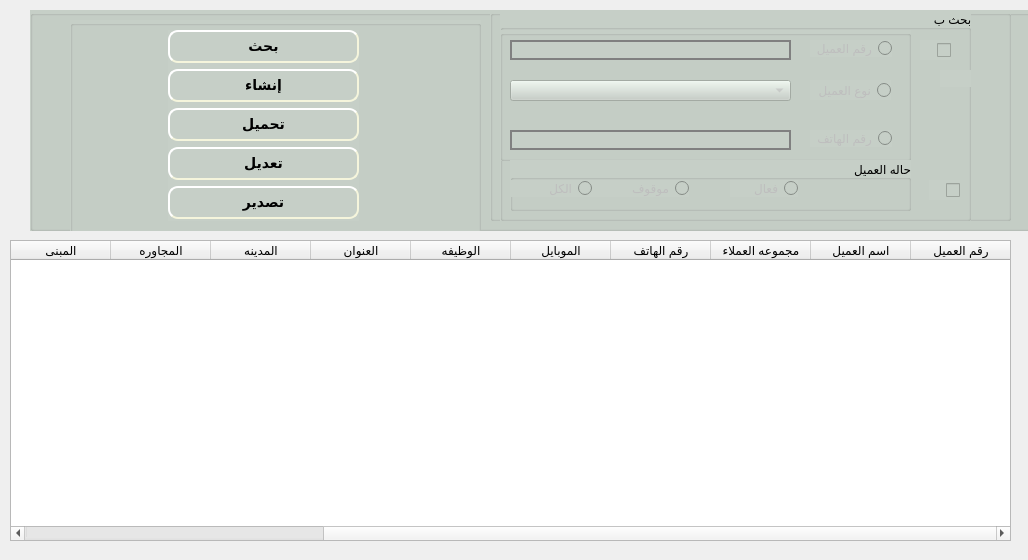
Above: presentation/loyalty_ui/customer_display.ui from shymaa123456/HyperPOS2020 before the change. Below: the same form after it.
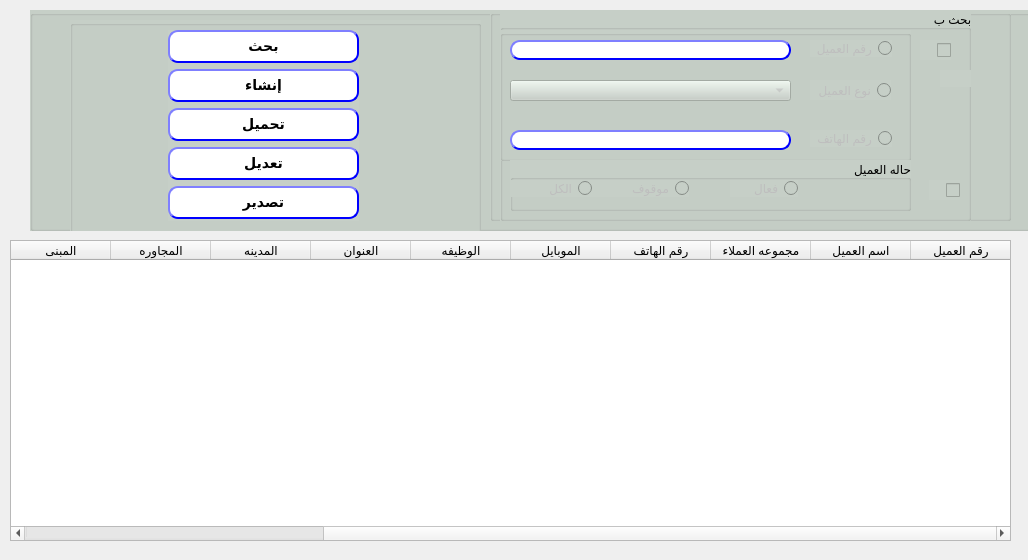
That is the form after the change.

Diff of the .ui file:
```diff
--- a/presentation/loyalty_ui/customer_display.ui
+++ b/presentation/loyalty_ui/customer_display.ui
@@ -196,12 +196,28 @@
         </rect>
        </property>
        <property name="styleSheet">
-        <string notr="true">border: 2px solid gray;
-
-                                    padding: 0 8px;
-
-                                    selection-background-color: darkgray;
-                                </string>
+        <string notr="true">QLineEdit{
+                                        background-color: white;
+                                        border-style: outset;
+                                        border-width: 2px;
+                                        border-radius: 10px;
+                                        border-color: blue;
+                                        min-width: 6em;
+                                        }
+                                        QLineEdit:hover {
+                                        background: qradialgradient(
+                                        cx: 0.3, cy: -0.4, fx: 0.3, fy: -0.4,
+                                        radius: 1.35, stop: 0 #fff, stop: 1 #bbb
+                                        );
+                                        }
+                                       QLineEdit:pressed {
+                                        border-style: inset;
+                                        background: qradialgradient(
+                                        cx: 0.4, cy: -0.1, fx: 0.4, fy: -0.1,
+                                        radius: 1.35, stop: 0 #fff, stop: 1 #ddd
+                                        );
+                                        }
+                                    </string>
        </property>
       </widget>
       <widget class="QRadioButton" name="Rbtn_custPhone">
@@ -233,12 +249,28 @@
         </rect>
        </property>
        <property name="styleSheet">
-        <string notr="true">border: 2px solid gray;
-
-                                    padding: 0 8px;
-
-                                    selection-background-color: darkgray;
-                                </string>
+        <string notr="true">QLineEdit{
+                                        background-color: white;
+                                        border-style: outset;
+                                        border-width: 2px;
+                                        border-radius: 10px;
+                                        border-color: blue;
+                                        min-width: 6em;
+                                        }
+                                        QLineEdit:hover {
+                                        background: qradialgradient(
+                                        cx: 0.3, cy: -0.4, fx: 0.3, fy: -0.4,
+                                        radius: 1.35, stop: 0 #fff, stop: 1 #bbb
+                                        );
+                                        }
+                                       QLineEdit:pressed {
+                                        border-style: inset;
+                                        background: qradialgradient(
+                                        cx: 0.4, cy: -0.1, fx: 0.4, fy: -0.1,
+                                        radius: 1.35, stop: 0 #fff, stop: 1 #ddd
+                                        );
+                                        }
+                                    </string>
        </property>
       </widget>
      </widget>
@@ -395,27 +427,27 @@
            <colorrole role="Button">
             <brush brushstyle="SolidPattern">
              <color alpha="255">
-              <red>198</red>
-              <green>207</green>
-              <blue>199</blue>
+              <red>255</red>
+              <green>255</green>
+              <blue>255</blue>
              </color>
             </brush>
            </colorrole>
            <colorrole role="Base">
             <brush brushstyle="SolidPattern">
              <color alpha="255">
-              <red>198</red>
-              <green>207</green>
-              <blue>199</blue>
+              <red>255</red>
+              <green>255</green>
+              <blue>255</blue>
              </color>
             </brush>
            </colorrole>
            <colorrole role="Window">
             <brush brushstyle="SolidPattern">
              <color alpha="255">
-              <red>198</red>
-              <green>207</green>
-              <blue>199</blue>
+              <red>255</red>
+              <green>255</green>
+              <blue>255</blue>
              </color>
             </brush>
            </colorrole>
@@ -424,27 +456,27 @@
            <colorrole role="Button">
             <brush brushstyle="SolidPattern">
              <color alpha="255">
-              <red>198</red>
-              <green>207</green>
-              <blue>199</blue>
+              <red>255</red>
+              <green>255</green>
+              <blue>255</blue>
              </color>
             </brush>
            </colorrole>
            <colorrole role="Base">
             <brush brushstyle="SolidPattern">
              <color alpha="255">
-              <red>198</red>
-              <green>207</green>
-              <blue>199</blue>
+              <red>255</red>
+              <green>255</green>
+              <blue>255</blue>
              </color>
             </brush>
            </colorrole>
            <colorrole role="Window">
             <brush brushstyle="SolidPattern">
              <color alpha="255">
-              <red>198</red>
-              <green>207</green>
-              <blue>199</blue>
+              <red>255</red>
+              <green>255</green>
+              <blue>255</blue>
              </color>
             </brush>
            </colorrole>
@@ -453,27 +485,27 @@
            <colorrole role="Button">
             <brush brushstyle="SolidPattern">
              <color alpha="255">
-              <red>198</red>
-              <green>207</green>
-              <blue>199</blue>
+              <red>255</red>
+              <green>255</green>
+              <blue>255</blue>
              </color>
             </brush>
            </colorrole>
            <colorrole role="Base">
             <brush brushstyle="SolidPattern">
              <color alpha="255">
-              <red>198</red>
-              <green>207</green>
-              <blue>199</blue>
+              <red>255</red>
+              <green>255</green>
+              <blue>255</blue>
              </color>
             </brush>
            </colorrole>
            <colorrole role="Window">
             <brush brushstyle="SolidPattern">
              <color alpha="255">
-              <red>198</red>
-              <green>207</green>
-              <blue>199</blue>
+              <red>255</red>
+              <green>255</green>
+              <blue>255</blue>
              </color>
             </brush>
            </colorrole>
@@ -489,14 +521,30 @@
          </font>
         </property>
         <property name="styleSheet">
-         <string notr="true">
+         <string notr="true">QPushButton{
+                                        background-color: white;
                                         border-style: outset;
                                         border-width: 2px;
                                         border-radius: 10px;
-                                        border-color: beige;
+                                        border-color: blue;
                                         font: bold 14px;
-                                        min-width: 10em;
-                                        padding: 6px;
+                                        min-width:6em;
+ padding: 6px;
+                                       }
+                                        QPushButton:hover {
+                                        background: qradialgradient(
+                                        cx: 0.3, cy: -0.4, fx: 0.3, fy: -0.4,
+                                        radius: 1.35, stop: 0 #fff, stop: 1 #bbb
+                                        );
+                                        }
+                                        QPushButton:pressed {
+                                        border-style: inset;
+                                        background: qradialgradient(
+                                        cx: 0.4, cy: -0.1, fx: 0.4, fy: -0.1,
+                                        radius: 1.35, stop: 0 #fff, stop: 1 #ddd
+                                        );
+                                        }
+                                    
                                     </string>
         </property>
         <property name="text">
@@ -522,14 +570,29 @@
          </sizepolicy>
         </property>
         <property name="styleSheet">
-         <string notr="true">
+         <string notr="true">QPushButton{
+                                        background-color: white;
                                         border-style: outset;
                                         border-width: 2px;
                                         border-radius: 10px;
-                                        border-color: beige;
+                                        border-color: blue;
                                         font: bold 14px;
-                                        min-width: 10em;
-                                        padding: 6px;
+                                        min-width:6em;
+ padding: 6px;
+                                       }
+                                        QPushButton:hover {
+                                        background: qradialgradient(
+                                        cx: 0.3, cy: -0.4, fx: 0.3, fy: -0.4,
+                                        radius: 1.35, stop: 0 #fff, stop: 1 #bbb
+                                        );
+                                        }
+                                        QPushButton:pressed {
+                                        border-style: inset;
+                                        background: qradialgradient(
+                                        cx: 0.4, cy: -0.1, fx: 0.4, fy: -0.1,
+                                        radius: 1.35, stop: 0 #fff, stop: 1 #ddd
+                                        );
+                                        }
                                     </string>
         </property>
         <property name="text">
@@ -551,27 +614,27 @@
            <colorrole role="Button">
             <brush brushstyle="SolidPattern">
              <color alpha="255">
-              <red>198</red>
-              <green>207</green>
-              <blue>199</blue>
+              <red>255</red>
+              <green>255</green>
+              <blue>255</blue>
              </color>
             </brush>
            </colorrole>
            <colorrole role="Base">
             <brush brushstyle="SolidPattern">
              <color alpha="255">
-              <red>198</red>
-              <green>207</green>
-              <blue>199</blue>
+              <red>255</red>
+              <green>255</green>
+              <blue>255</blue>
              </color>
             </brush>
            </colorrole>
            <colorrole role="Window">
             <brush brushstyle="SolidPattern">
              <color alpha="255">
-              <red>198</red>
-              <green>207</green>
-              <blue>199</blue>
+              <red>255</red>
+              <green>255</green>
+              <blue>255</blue>
              </color>
             </brush>
            </colorrole>
@@ -580,27 +643,27 @@
            <colorrole role="Button">
             <brush brushstyle="SolidPattern">
              <color alpha="255">
-              <red>198</red>
-              <green>207</green>
-              <blue>199</blue>
+              <red>255</red>
+              <green>255</green>
+              <blue>255</blue>
              </color>
             </brush>
            </colorrole>
            <colorrole role="Base">
             <brush brushstyle="SolidPattern">
              <color alpha="255">
-              <red>198</red>
-              <green>207</green>
-              <blue>199</blue>
+              <red>255</red>
+              <green>255</green>
+              <blue>255</blue>
              </color>
             </brush>
            </colorrole>
            <colorrole role="Window">
             <brush brushstyle="SolidPattern">
              <color alpha="255">
-              <red>198</red>
-              <green>207</green>
-              <blue>199</blue>
+              <red>255</red>
+              <green>255</green>
+              <blue>255</blue>
              </color>
             </brush>
            </colorrole>
@@ -609,27 +672,27 @@
            <colorrole role="Button">
             <brush brushstyle="SolidPattern">
              <color alpha="255">
-              <red>198</red>
-              <green>207</green>
-              <blue>199</blue>
+              <red>255</red>
+              <green>255</green>
+              <blue>255</blue>
              </color>
             </brush>
            </colorrole>
            <colorrole role="Base">
             <brush brushstyle="SolidPattern">
              <color alpha="255">
-              <red>198</red>
-              <green>207</green>
-              <blue>199</blue>
+              <red>255</red>
+              <green>255</green>
+              <blue>255</blue>
              </color>
             </brush>
            </colorrole>
            <colorrole role="Window">
             <brush brushstyle="SolidPattern">
              <color alpha="255">
-              <red>198</red>
-              <green>207</green>
-              <blue>199</blue>
+              <red>255</red>
+              <green>255</green>
+              <blue>255</blue>
              </color>
             </brush>
            </colorrole>
@@ -645,14 +708,30 @@
          </font>
         </property>
         <property name="styleSheet">
-         <string notr="true">
+         <string notr="true">QPushButton{
+                                        background-color: white;
                                         border-style: outset;
                                         border-width: 2px;
                                         border-radius: 10px;
-                                        border-color: beige;
+                                        border-color: blue;
                                         font: bold 14px;
-                                        min-width: 10em;
-                                        padding: 6px;
+                                        min-width:6em;
+ padding: 6px;
+                                       }
+                                        QPushButton:hover {
+                                        background: qradialgradient(
+                                        cx: 0.3, cy: -0.4, fx: 0.3, fy: -0.4,
+                                        radius: 1.35, stop: 0 #fff, stop: 1 #bbb
+                                        );
+                                        }
+                                        QPushButton:pressed {
+                                        border-style: inset;
+                                        background: qradialgradient(
+                                        cx: 0.4, cy: -0.1, fx: 0.4, fy: -0.1,
+                                        radius: 1.35, stop: 0 #fff, stop: 1 #ddd
+                                        );
+                                        }
+                                    
                                     </string>
         </property>
         <property name="text">
@@ -677,14 +756,29 @@
          </font>
         </property>
         <property name="styleSheet">
-         <string notr="true">
+         <string notr="true">QPushButton{
+                                        background-color: white;
                                         border-style: outset;
                                         border-width: 2px;
                                         border-radius: 10px;
-                                        border-color: beige;
+                                        border-color: blue;
                                         font: bold 14px;
-                                        min-width: 10em;
-                                        padding: 6px;
+                                        min-width:6em;
+ padding: 6px;
+                                       }
+                                        QPushButton:hover {
+                                        background: qradialgradient(
+                                        cx: 0.3, cy: -0.4, fx: 0.3, fy: -0.4,
+                                        radius: 1.35, stop: 0 #fff, stop: 1 #bbb
+                                        );
+                                        }
+                                        QPushButton:pressed {
+                                        border-style: inset;
+                                        background: qradialgradient(
+                                        cx: 0.4, cy: -0.1, fx: 0.4, fy: -0.1,
+                                        radius: 1.35, stop: 0 #fff, stop: 1 #ddd
+                                        );
+                                        }
                                     </string>
         </property>
         <property name="text">
@@ -706,27 +800,27 @@
            <colorrole role="Button">
             <brush brushstyle="SolidPattern">
              <color alpha="255">
-              <red>198</red>
-              <green>207</green>
-              <blue>199</blue>
+              <red>255</red>
+              <green>255</green>
+              <blue>255</blue>
              </color>
             </brush>
            </colorrole>
            <colorrole role="Base">
             <brush brushstyle="SolidPattern">
              <color alpha="255">
-              <red>198</red>
-              <green>207</green>
-              <blue>199</blue>
+              <red>255</red>
+              <green>255</green>
+              <blue>255</blue>
              </color>
             </brush>
            </colorrole>
            <colorrole role="Window">
             <brush brushstyle="SolidPattern">
              <color alpha="255">
-              <red>198</red>
-              <green>207</green>
-              <blue>199</blue>
+              <red>255</red>
+              <green>255</green>
+              <blue>255</blue>
              </color>
             </brush>
            </colorrole>
@@ -735,27 +829,27 @@
            <colorrole role="Button">
             <brush brushstyle="SolidPattern">
              <color alpha="255">
-              <red>198</red>
-              <green>207</green>
-              <blue>199</blue>
+              <red>255</red>
+              <green>255</green>
+              <blue>255</blue>
              </color>
             </brush>
            </colorrole>
            <colorrole role="Base">
             <brush brushstyle="SolidPattern">
              <color alpha="255">
-              <red>198</red>
-              <green>207</green>
-              <blue>199</blue>
+              <red>255</red>
+              <green>255</green>
+              <blue>255</blue>
              </color>
             </brush>
            </colorrole>
            <colorrole role="Window">
             <brush brushstyle="SolidPattern">
              <color alpha="255">
-              <red>198</red>
-              <green>207</green>
-              <blue>199</blue>
+              <red>255</red>
+              <green>255</green>
+              <blue>255</blue>
              </color>
             </brush>
            </colorrole>
@@ -764,27 +858,27 @@
            <colorrole role="Button">
             <brush brushstyle="SolidPattern">
              <color alpha="255">
-              <red>198</red>
-              <green>207</green>
-              <blue>199</blue>
+              <red>255</red>
+              <green>255</green>
+              <blue>255</blue>
              </color>
             </brush>
            </colorrole>
            <colorrole role="Base">
             <brush brushstyle="SolidPattern">
              <color alpha="255">
-              <red>198</red>
-              <green>207</green>
-              <blue>199</blue>
+              <red>255</red>
+              <green>255</green>
+              <blue>255</blue>
              </color>
             </brush>
            </colorrole>
            <colorrole role="Window">
             <brush brushstyle="SolidPattern">
              <color alpha="255">
-              <red>198</red>
-              <green>207</green>
-              <blue>199</blue>
+              <red>255</red>
+              <green>255</green>
+              <blue>255</blue>
              </color>
             </brush>
            </colorrole>
@@ -800,15 +894,30 @@
          </font>
         </property>
         <property name="styleSheet">
-         <string notr="true">
-                            border-style: outset;
-                            border-width: 2px;
-                            border-radius: 10px;
-                            border-color: beige;
-                            font: bold 14px;
-
-                            padding: 6px;
-                        </string>
+         <string notr="true">QPushButton{
+                                        background-color: white;
+                                        border-style: outset;
+                                        border-width: 2px;
+                                        border-radius: 10px;
+                                        border-color: blue;
+                                        font: bold 14px;
+                                        min-width:6em;
+ padding: 6px;
+                                       }
+                                        QPushButton:hover {
+                                        background: qradialgradient(
+                                        cx: 0.3, cy: -0.4, fx: 0.3, fy: -0.4,
+                                        radius: 1.35, stop: 0 #fff, stop: 1 #bbb
+                                        );
+                                        }
+                                        QPushButton:pressed {
+                                        border-style: inset;
+                                        background: qradialgradient(
+                                        cx: 0.4, cy: -0.1, fx: 0.4, fy: -0.1,
+                                        radius: 1.35, stop: 0 #fff, stop: 1 #ddd
+                                        );
+                                        }
+                                    </string>
         </property>
         <property name="text">
          <string>تصدير</string>
```
